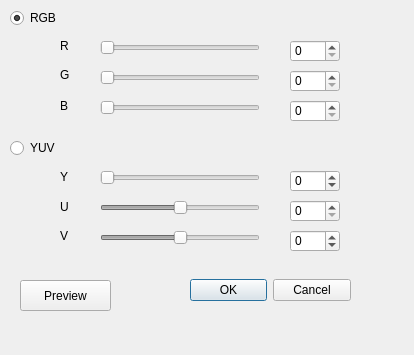
Old version of the form dialog.ui in the repository khashab00/ImageEditor.
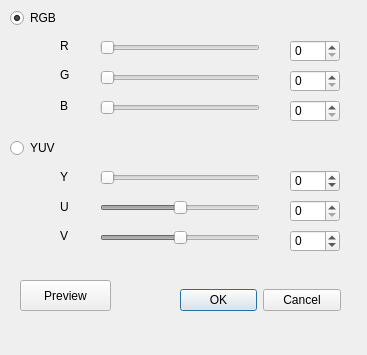
New version of the form.

```diff
--- a/dialog.ui
+++ b/dialog.ui
@@ -6,7 +6,7 @@
    <rect>
     <x>0</x>
     <y>0</y>
-    <width>414</width>
+    <width>367</width>
     <height>355</height>
    </rect>
   </property>
@@ -22,8 +22,8 @@
   <widget class="QDialogButtonBox" name="buttonBox">
    <property name="geometry">
     <rect>
-     <x>190</x>
-     <y>270</y>
+     <x>180</x>
+     <y>280</y>
      <width>161</width>
      <height>41</height>
     </rect>
```
